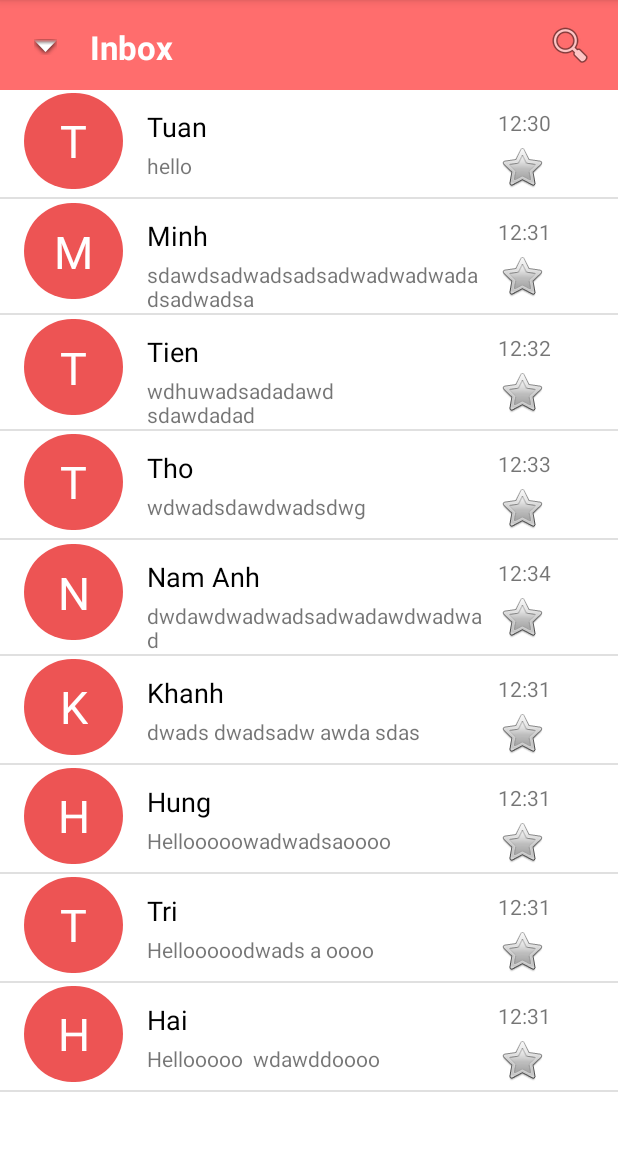
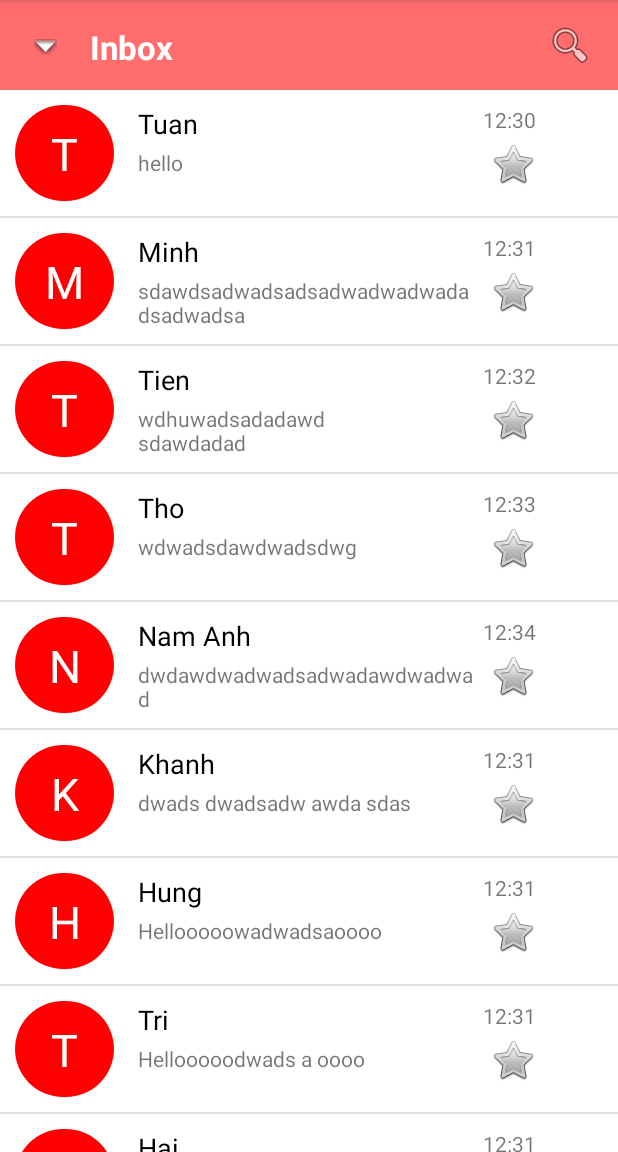
Before and after one commit to trinhtuan2801/MailApp, an Android app: the screen it shows after launch (MainActivity), on a phone screen of 412 x 824 dp, the part 84-1236 px from its top. Run offline under Robolectric (Android 15) with nearby library versions, the phone set to English and light mode, and no system bars.

Commit message:
update item layout

```diff
--- a/app/src/main/java/com/example/mailapp/MailAdapter.java
+++ b/app/src/main/java/com/example/mailapp/MailAdapter.java
@@ -3,12 +3,15 @@ package com.example.mailapp;
 import android.content.Context;
 import android.graphics.Color;
 import android.graphics.Movie;
+import android.graphics.drawable.Drawable;
 import android.view.LayoutInflater;
 import android.view.View;
 import android.view.ViewGroup;
 import android.widget.ArrayAdapter;
 import android.widget.ImageView;
 import android.widget.TextView;
+
+import androidx.core.graphics.drawable.DrawableCompat;
 
 import java.util.ArrayList;
 import java.util.List;
@@ -18,7 +21,7 @@ public class MailAdapter extends ArrayAdapter<MailDetail> {
 
     private Context mContext;
     private List<MailDetail> MailList = new ArrayList<>();
-    private String[] colors = {"yellow", "cyan", "purple", "green"};
+    private String[] colors = {"yellow", "cyan", "purple", "green", "red", "grey"};
 
     public MailAdapter(Context context, ArrayList<MailDetail> list) {
         super(context, 0, list);
@@ -40,8 +43,11 @@ public class MailAdapter extends ArrayAdapter<MailDetail> {
         TextView message = (TextView) listItem.findViewById(R.id.usermessage);
         TextView time = (TextView) listItem.findViewById(R.id.receivetime);
 
-//        int rnd = new Random().nextInt(colors.length);
-//        avatarcolor.setBackgroundColor(Color.parseColor(colors[rnd]));
+        int rnd = new Random().nextInt(colors.length);
+        Drawable background= avatarcolor.getBackground();
+        background = DrawableCompat.wrap(background);
+        DrawableCompat.setTint(background, Color.parseColor(colors[rnd]));
+        avatarcolor.setBackground(background);
         avatarname.setText(currentMail.username.substring(0, 1));
         username.setText(currentMail.username);
         message.setText(currentMail.message);
--- a/app/src/main/res/layout/list_item_layout.xml
+++ b/app/src/main/res/layout/list_item_layout.xml
@@ -3,15 +3,15 @@
     xmlns:app="http://schemas.android.com/apk/res-auto"
     xmlns:tools="http://schemas.android.com/tools"
     android:layout_width="match_parent"
-    android:layout_height="match_parent"
+    android:layout_height="wrap_content"
     android:background="#FFFFFF"
-    android:backgroundTint="#FFFFFF">
+    android:backgroundTint="#FFFFFF"
+    android:padding="10dp">
 
     <ImageView
         android:id="@+id/avatarcolor"
         android:layout_width="66dp"
         android:layout_height="64dp"
-        android:layout_marginStart="16dp"
         android:background="@drawable/avatar"
         android:backgroundTint="#ED5454"
         android:contentDescription="user avatar"
@@ -37,12 +37,11 @@
         android:layout_width="wrap_content"
         android:layout_height="wrap_content"
         android:layout_marginStart="16dp"
-        android:layout_marginTop="12dp"
         android:text="Tuan"
         android:textColor="#000000"
         android:textSize="18sp"
         app:layout_constraintStart_toEndOf="@+id/avatarcolor"
-        app:layout_constraintTop_toTopOf="parent" />
+        app:layout_constraintTop_toTopOf="@+id/avatarcolor" />
 
     <TextView
         android:id="@+id/usermessage"
@@ -60,22 +59,17 @@
         android:id="@+id/receivetime"
         android:layout_width="wrap_content"
         android:layout_height="wrap_content"
-        android:layout_marginTop="12dp"
-        android:layout_marginEnd="16dp"
         android:text="12:30 PM"
         app:layout_constraintEnd_toEndOf="parent"
-        app:layout_constraintTop_toTopOf="parent" />
+        app:layout_constraintTop_toTopOf="@+id/avatarcolor" />
 
     <ImageButton
         android:id="@+id/imageButton"
         android:layout_width="39dp"
         android:layout_height="40dp"
-        android:layout_marginEnd="16dp"
         android:backgroundTint="#00FFFFFF"
-        app:layout_constraintBottom_toBottomOf="parent"
-        app:layout_constraintEnd_toEndOf="parent"
+        app:layout_constraintStart_toStartOf="@+id/receivetime"
         app:layout_constraintTop_toBottomOf="@+id/receivetime"
-        app:layout_constraintVertical_bias="0.0"
         app:srcCompat="@android:drawable/btn_star_big_off"
         tools:ignore="SpeakableTextPresentCheck,TouchTargetSizeCheck" />
 </androidx.constraintlayout.widget.ConstraintLayout>
```
